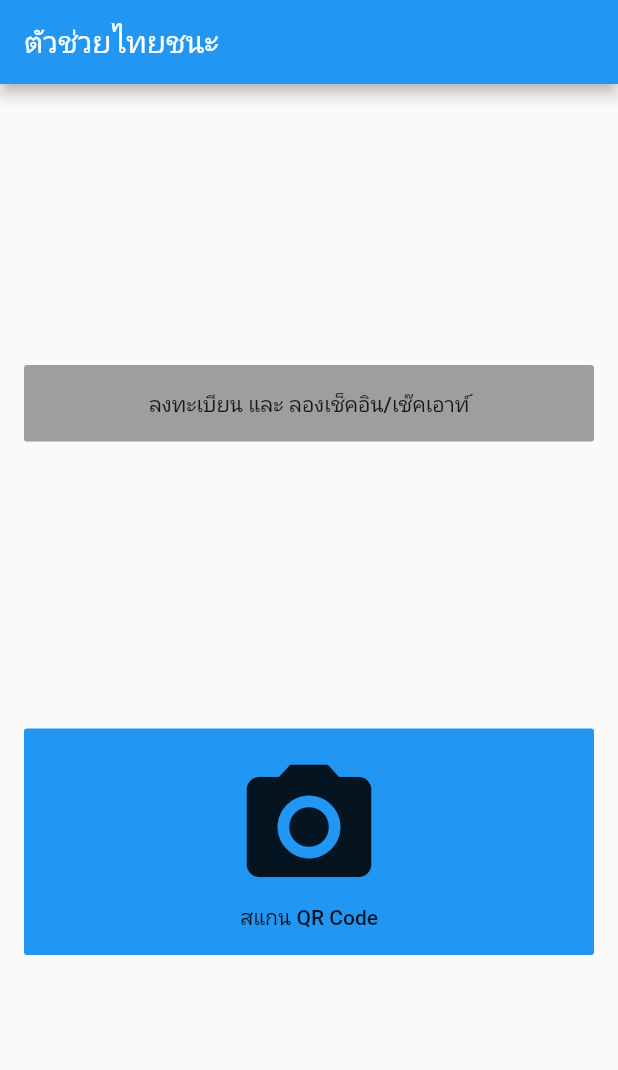
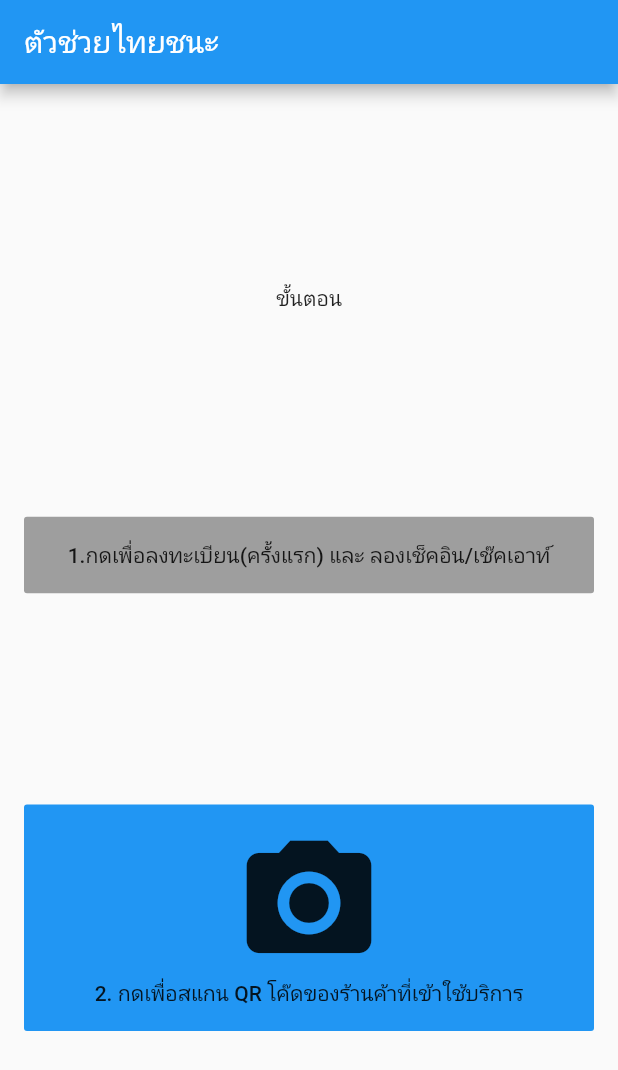
Before and after one commit to chartchuo/thaichana_helper, a Flutter app: the screen it shows after launch, on a phone screen of 412 x 824 dp. Shown: the top 1070 px of the screen. Run offline on Flutter 3.47's test engine with Material 2 defaults, Android fonts, the phone set to English and light mode, and no system bars; our stand-ins replace permission_handler, webview_flutter; missing offline and left inert: flutter_qr_reader.

Commit message:
update UI include step

```diff
--- a/lib/main.dart
+++ b/lib/main.dart
@@ -55,6 +55,7 @@ class HomePage extends StatelessWidget {
         child: Column(
           mainAxisAlignment: MainAxisAlignment.spaceEvenly,
           children: <Widget>[
+            Text("ขั้นตอน"),
             ListTile(
               title: FlatButton(
                 padding: EdgeInsets.all(16),
@@ -63,7 +64,8 @@ class HomePage extends StatelessWidget {
                       arguments: ScanedUrl(
                           'https://qr.thaichana.com/?appId=0001&shopId=S0000000003'));
                 },
-                child: Text("ลงทะเบียน และ ลองเช็คอิน/เช๊คเอาท์"),
+                child: Text(
+                    "1.กดเพื่อลงทะเบียน(ครั้งแรก) และ ลองเช็คอิน/เช๊คเอาท์"),
                 color: Colors.grey,
               ),
             ),
@@ -92,7 +94,7 @@ class HomePage extends StatelessWidget {
                       Icons.photo_camera,
                       size: 100,
                     ),
-                    Text('สแกน QR Code')
+                    Text('2. กดเพื่อสแกน QR โค๊ดของร้านค้าที่เข้าใช้บริการ')
                   ],
                 ),
                 color: Colors.blue,
```
